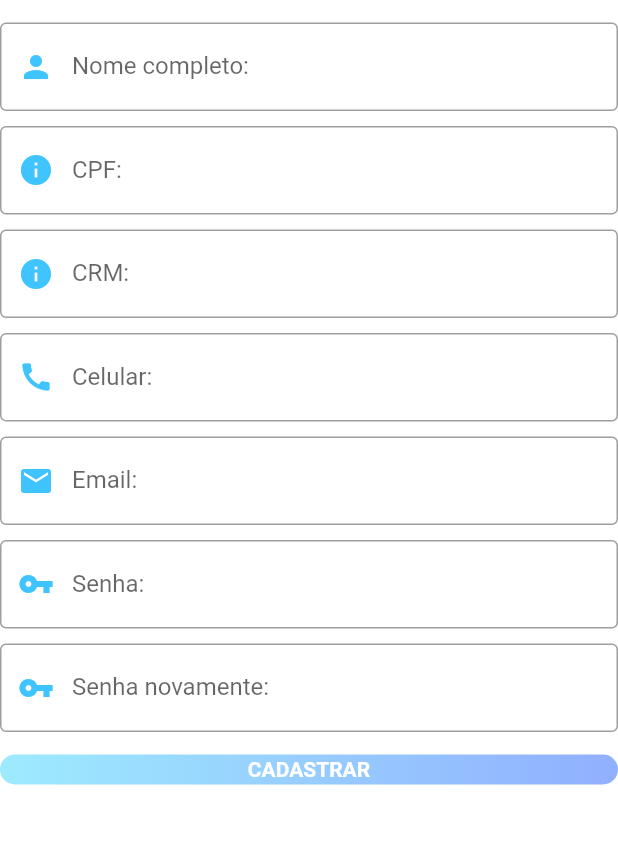
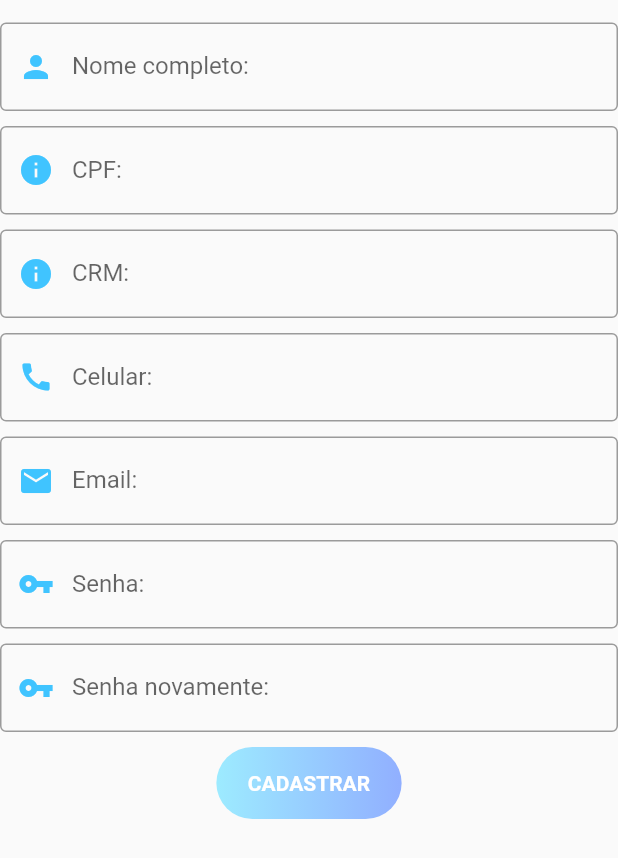
Before and after one commit to lucasLdeo/AppImed, a Flutter app: the screen it shows after launch, after a tap on "Criar uma conta", on a phone screen of 412 x 824 dp. Shown: the top 858 px of the screen. Run offline on Flutter 3.47's test engine with Material 2 defaults, Android fonts, the phone set to English and light mode, and no system bars; our stand-ins replace cloud_firestore, firebase_auth, firebase_database; accounts and stored records are empty.

Commit message:
Fix Bugs

```diff
--- a/lib/pages/cadastro_Medico.dart
+++ b/lib/pages/cadastro_Medico.dart
@@ -42,25 +42,29 @@ class _CadastroState extends State<Cadastro> {
   }
 
   bool validateAndSave() {
-
+    print('tentar validar');
     final form = _formKey.currentState;
-
+    print('hahahahaha');
     if (form.validate()) {
-
+      print('deu');
       form.save();
       return true;
     }
     return false;
   }
- Future <void> validateAndSubmit() async {
+
+  Future<void> validateAndSubmit() async {
     setState(() {
       _errorMessage = "";
     });
+    print('entrei');
     setState(() {
       _errorMessage = "";
     });
     _isLoading = false;
+    print('essa ssenha aqui $senha');
     if (validateAndSave()) {
+      print('validei');
       _isLoading = true;
       String userId = "";
       try {
@@ -100,9 +104,10 @@ class _CadastroState extends State<Cadastro> {
   @override
   Widget build(BuildContext context) {
     TextEditingController controller = TextEditingController();
-    return MaterialApp(
-      home: DefaultTabController(
-        length: 2,
+    return Scaffold(
+      resizeToAvoidBottomPadding: false,
+      resizeToAvoidBottomInset: false,
+      body: Container(
         child: Form(
           key: _formKey,
           child: Align(
@@ -240,10 +245,12 @@ class _CadastroState extends State<Cadastro> {
                         : null,
                     onSaved: (value) => senha = value.trim(),
                   ),
-                  SizedBox(height: 15),
-                    Container(
-                      height: 20,
-                      width: MediaQuery.of(context).size.width / 1.2,
+                  SizedBox(height: 10),
+                  Align(
+                    alignment: Alignment.center,
+                    child: Container(
+                      padding: EdgeInsets.fromLTRB(5,0,5,0),
+
                       child: FlatButton(
                         onPressed: () {
                           _showCircularProgress();
@@ -262,12 +269,15 @@ class _CadastroState extends State<Cadastro> {
                           ),
                           borderRadius: BorderRadius.all(Radius.circular(50))),
                     ),
+                  ),
+
                 ],
               ),
             ),
           ),
         ),
       ),
+
     );
   }
 }
--- a/lib/pages/login_signup_page.dart
+++ b/lib/pages/login_signup_page.dart
@@ -188,7 +188,7 @@ class _LoginSignupPageState extends State<LoginSignupPage> {
             )),
         validator: (value) => value.isEmpty
             ? 'Campo do email não pode estar vazio'
-                ''
+            ''
             : null,
         onSaved: (value) => _email = value.trim(),
       ),
@@ -210,7 +210,7 @@ class _LoginSignupPageState extends State<LoginSignupPage> {
             )),
         validator: (value) => value.isEmpty
             ? 'Campo da senha não pode'
-                ' estar vazio'
+            ' estar vazio'
             : null,
         onSaved: (value) => _password = value.trim(),
       ),
```
Lines whose indentation alone changed are shown as unchanged.
